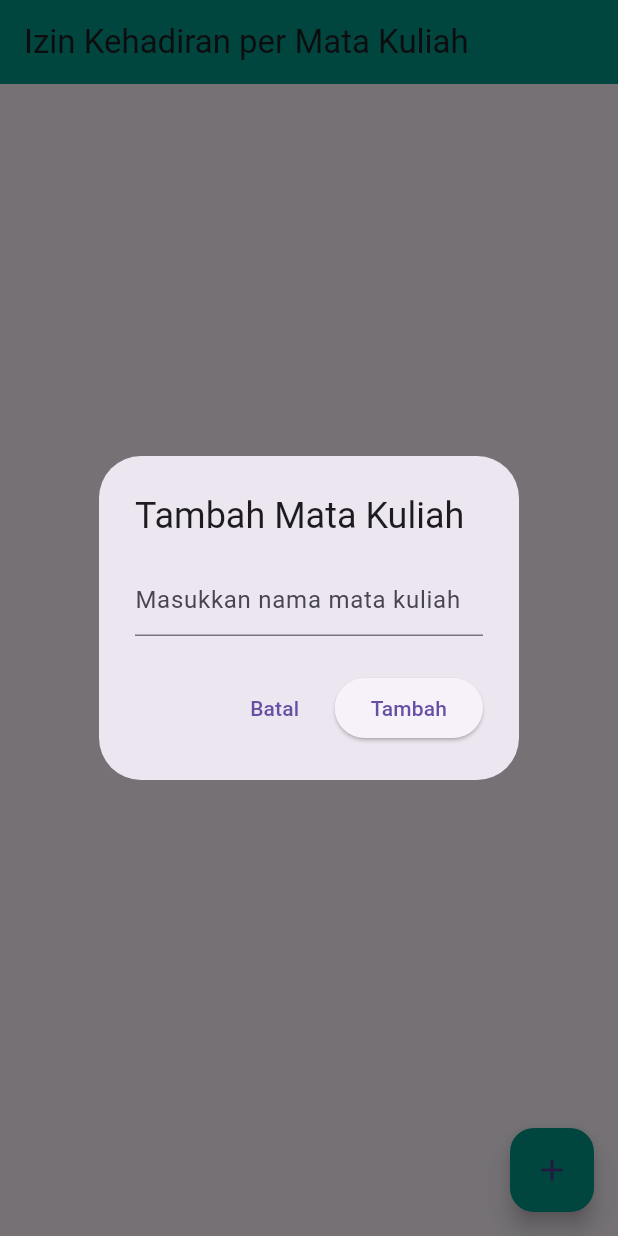
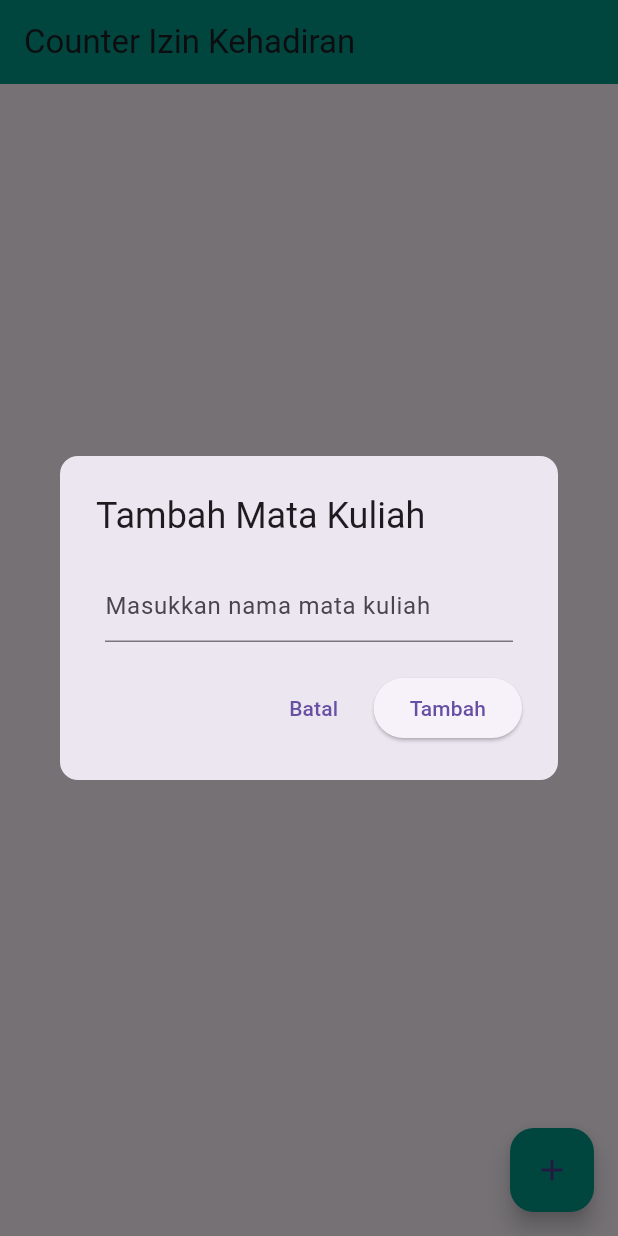
Before and after one commit to IsnaenyTriLarassati/Pemrograman_Mobile, a Flutter app: the CounterPage screen opened directly with empty values, after a tap on the "add" icon, on a phone screen of 412 x 824 dp. Run offline on Flutter 3.47's test engine with Material 3 defaults, Android fonts, the phone set to English and light mode, and no system bars; our stand-ins replace google_fonts.

Commit message:
update penambahan kode pada tugas myprofile & counter

```diff
--- a/project6/lib/tugas.dart
+++ b/project6/lib/tugas.dart
@@ -87,7 +87,6 @@ class _MainPageState extends State<MainPage> {
 // Profile Page
 class ProfilePage extends StatelessWidget {
   final Map<String, int> izinData;
-
   const ProfilePage({super.key, required this.izinData});
 
   @override
@@ -216,47 +215,11 @@ class CounterPage extends StatefulWidget {
 class _CounterPageState extends State<CounterPage> {
   final TextEditingController _matkulController = TextEditingController();
 
-  void _showAddMatkulDialog() {
-    showDialog(
-      context: context,
-      builder: (context) => AlertDialog(
-        title: const Text("Tambah Mata Kuliah"),
-        content: TextField(
-          controller: _matkulController,
-          decoration: const InputDecoration(
-            hintText: "Masukkan nama mata kuliah",
-          ),
-        ),
-        actions: [
-          TextButton(
-            onPressed: () {
-              Navigator.pop(context);
-              _matkulController.clear();
-            },
-            child: const Text("Batal"),
-          ),
-          ElevatedButton(
-            onPressed: () {
-              final newMatkul = _matkulController.text.trim();
-              if (newMatkul.isNotEmpty &&
-                  !widget.izinData.containsKey(newMatkul)) {
-                widget.onAddMatkul(newMatkul);
-              }
-              Navigator.pop(context);
-              _matkulController.clear();
-            },
-            child: const Text("Tambah"),
-          ),
-        ],
-      ),
-    );
-  }
-
   @override
   Widget build(BuildContext context) {
     return Scaffold(
       appBar: AppBar(
-        title: const Text("Izin Kehadiran per Mata Kuliah"),
+        title: const Text("Counter Izin Kehadiran"),
         backgroundColor: Colors.teal,
       ),
       body: ListView(
@@ -318,7 +281,47 @@ class _CounterPageState extends State<CounterPage> {
       //FloatingActionButton untuk tambah mata kuliah
       floatingActionButton: FloatingActionButton(
         backgroundColor: Colors.teal,
-        onPressed: _showAddMatkulDialog,
+        onPressed: () {
+          showDialog(
+            context: context,
+            builder: (context) => AlertDialog(
+              shape: RoundedRectangleBorder(
+                  borderRadius: BorderRadius.circular(12)),
+              contentPadding: const EdgeInsets.symmetric(horizontal: 30, vertical: 20),
+              title: const Text("Tambah Mata Kuliah"),
+              content: SizedBox(
+                width: 300,
+                child: TextField(
+                  controller: _matkulController,
+                  decoration: const InputDecoration(
+                    hintText: "Masukkan nama mata kuliah",
+                  ),
+                ),
+              ),
+              actions: [
+                TextButton(
+                  onPressed: () {
+                    Navigator.pop(context);
+                    _matkulController.clear();
+                  },
+                  child: const Text("Batal"),
+                ),
+                ElevatedButton(
+                  onPressed: () {
+                    final newMatkul = _matkulController.text.trim();
+                    if (newMatkul.isNotEmpty &&
+                        !widget.izinData.containsKey(newMatkul)) {
+                      widget.onAddMatkul(newMatkul);
+                    }
+                    Navigator.pop(context);
+                    _matkulController.clear();
+                  },
+                  child: const Text("Tambah"),
+                ),
+              ],
+            ),
+          );
+        },
         child: const Icon(Icons.add),
       ),
     );
```
